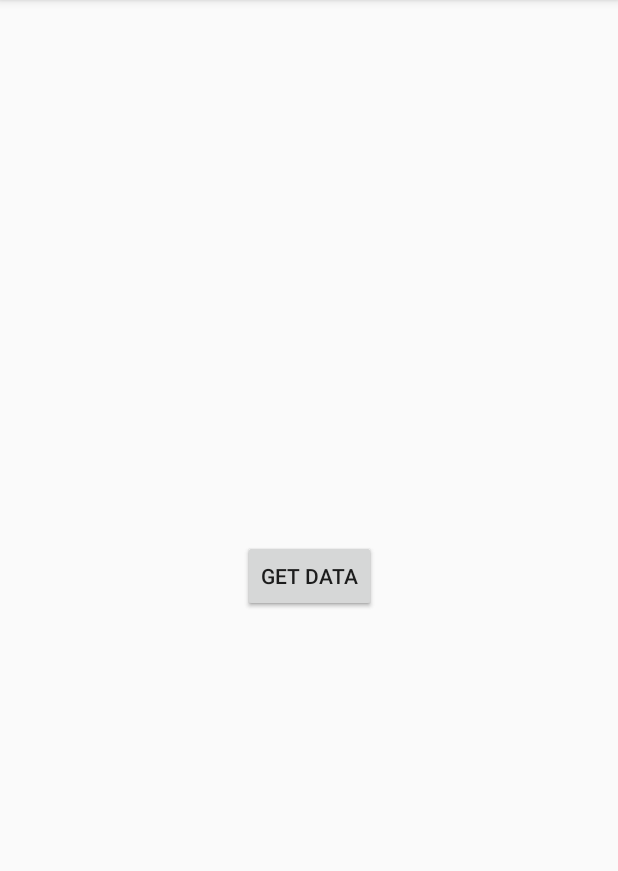
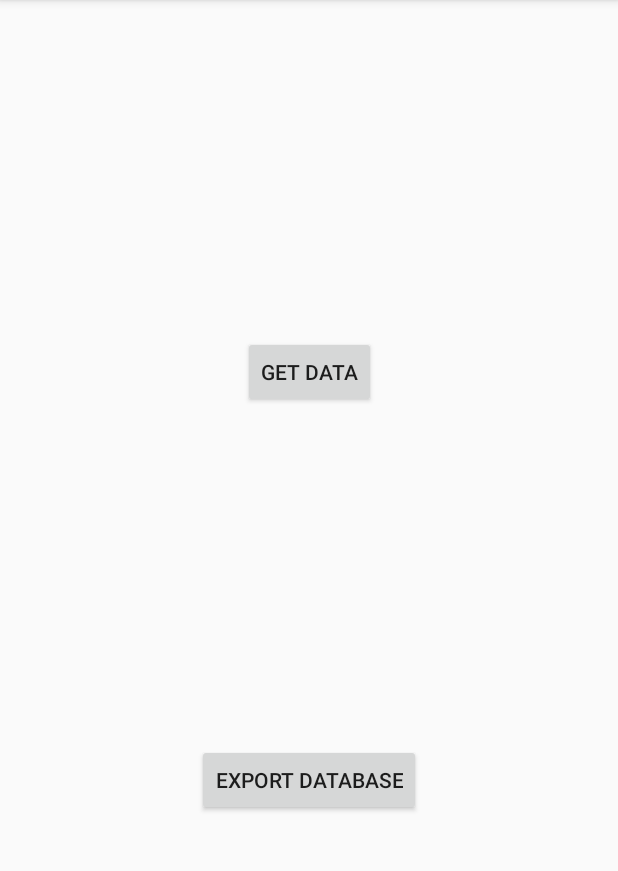
Before and after one commit to andrewgrow/Kinect.Taxi, an Android app: the screen it shows after launch (MainActivity), on a phone screen of 412 x 824 dp, the part 84-955 px from its top. Run offline under Robolectric (Android 15) with nearby library versions, the phone set to English and light mode, and no system bars; our stand-ins replace Room's generated code, RxJava; libraries missing offline, so code that uses them is left out: net.orange_box.storebox; 1 statement that could not run was skipped.

Commit message:
Export Database

```diff
--- a/app/src/main/java/pro/kinect/taxi/activities/MainActivity.java
+++ b/app/src/main/java/pro/kinect/taxi/activities/MainActivity.java
@@ -1,17 +1,26 @@
 package pro.kinect.taxi.activities;
 
+import android.content.Intent;
+import android.net.Uri;
+import android.support.v4.content.FileProvider;
 import android.support.v7.app.AppCompatActivity;
 import android.os.Bundle;
 import android.util.Log;
+import android.view.View;
 import android.widget.Button;
 
+import java.io.File;
 import java.util.List;
 
 import io.reactivex.observers.DisposableObserver;
+import pro.kinect.taxi.BuildConfig;
 import pro.kinect.taxi.R;
 import pro.kinect.taxi.db.EntityAuto;
 import pro.kinect.taxi.rest.RestManager;
+import pro.kinect.taxi.utils.FileUtils;
 import pro.kinect.taxi.utils.PermissionUtils;
+
+import static pro.kinect.taxi.App.getContext;
 
 public class MainActivity extends AppCompatActivity {
 
@@ -29,6 +38,9 @@ public class MainActivity extends AppCompatActivity {
         btnGetData.setOnClickListener(clickedView -> {
             RestManager.getAllAutoCoordinates(listObserver);
         });
+
+        Button btnExportDb = findViewById(R.id.btnExportDb);
+        btnExportDb.setOnClickListener(exportDbListener());
     }
 
     @Override
@@ -67,4 +79,19 @@ public class MainActivity extends AppCompatActivity {
         listObserver = null;
         super.onPause();
     }
+
+    private View.OnClickListener exportDbListener() {
+        return view -> {
+            File db = FileUtils.getDatabaseFileCopy();
+            if (db != null && db.exists()) {
+                String authority = BuildConfig.APPLICATION_ID;
+                Uri pdfURI = FileProvider.getUriForFile(getContext(), authority, db);
+                Intent share = new Intent();
+                share.setAction(Intent.ACTION_SEND);
+                share.setType("application/octet-stream");
+                share.putExtra(Intent.EXTRA_STREAM, pdfURI);
+                startActivity(share);
+            }
+        };
+    }
 }
--- a/app/src/main/java/pro/kinect/taxi/utils/FileUtils.java
+++ b/app/src/main/java/pro/kinect/taxi/utils/FileUtils.java
@@ -16,7 +16,10 @@ public class FileUtils {
     public static File getDatabaseFileCopy() {
         try {
             String currentDBPath = App.getContext().getDatabasePath(App.dbName).getAbsolutePath();
-            String copyDBPath = File.separator + "copy_" + App.dbName;
+            String copyDBPath = File.separator
+                    + "copy_" + DateUtils.getCurrentDateAsString(DateUtils.FILE_DATE_FORMAT) + "_"
+                    + App.dbName;
+
             File currentDB = new File(currentDBPath);
             File copyDB = new File(App.getContext().getCacheDir(), copyDBPath);
 
--- a/app/src/main/res/layout/activity_main.xml
+++ b/app/src/main/res/layout/activity_main.xml
@@ -11,19 +11,20 @@
         android:layout_width="wrap_content"
         android:layout_height="wrap_content"
         android:text="Get data"
-        app:layout_constraintBottom_toBottomOf="parent"
+        app:layout_constraintBottom_toTopOf="@+id/btnExportDb"
         app:layout_constraintLeft_toLeftOf="parent"
         app:layout_constraintRight_toRightOf="parent"
         app:layout_constraintTop_toTopOf="parent" />
 
     <Button
-        android:id="@+id/sendDbToEmail"
+        android:id="@+id/btnExportDb"
         android:layout_width="wrap_content"
         android:layout_height="wrap_content"
-        android:text="Get data"
+        android:text="Export Database"
         app:layout_constraintBottom_toBottomOf="parent"
         app:layout_constraintLeft_toLeftOf="parent"
         app:layout_constraintRight_toRightOf="parent"
-        app:layout_constraintTop_toTopOf="parent" />
+        app:layout_constraintTop_toBottomOf="@+id/btnGetData"
+        />
 
 </android.support.constraint.ConstraintLayout>
```
Also changed, not shown: app/src/main/AndroidManifest.xml (+11 -0 lines), app/src/main/java/pro/kinect/taxi/utils/DateUtils.java (added, +27 -0 lines), app/src/main/res/xml/taxi_fileprovider.xml (added, +20 -0 lines), app/src/main/assets/copy_20180907_1627_kinect_taxi.db (added).
